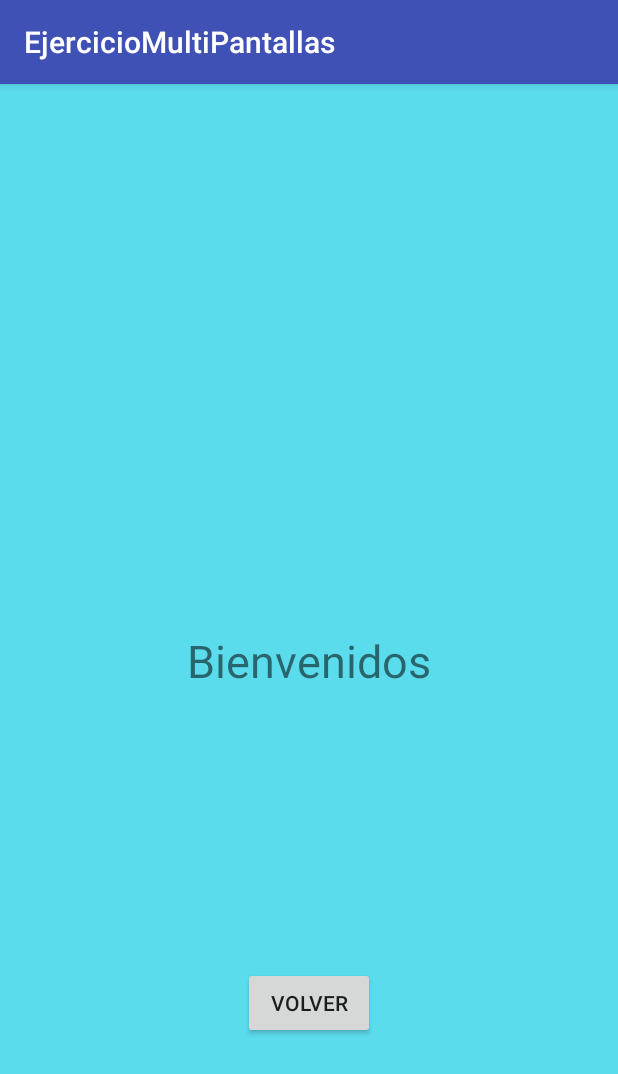
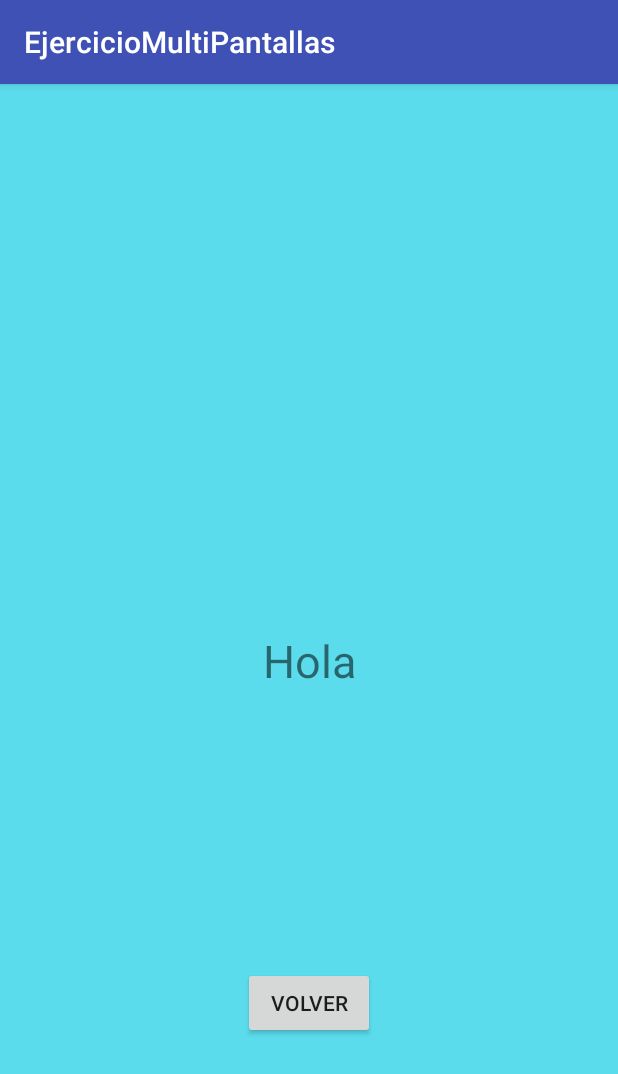
Before and after one commit to JoelCautiRojas/repositorio1, an Android app: the Main3Activity screen opened directly, with no data from a screen before it, on a phone screen of 412 x 824 dp. Shown: the top 1074 px of the screen. Run offline under Robolectric (Android 15) with nearby library versions, the phone set to English and light mode, and no system bars.

Commit message:
nueva version

```diff
--- a/app/src/main/res/layout/activity_main3.xml
+++ b/app/src/main/res/layout/activity_main3.xml
@@ -18,7 +18,7 @@
         android:layout_marginStart="8dp"
         android:layout_marginTop="8dp"
         android:textSize="30sp"
-        android:text="Bienvenidos"
+        android:text="Hola"
         app:layout_constraintBottom_toBottomOf="parent"
         app:layout_constraintEnd_toEndOf="parent"
         app:layout_constraintStart_toStartOf="parent"
```
